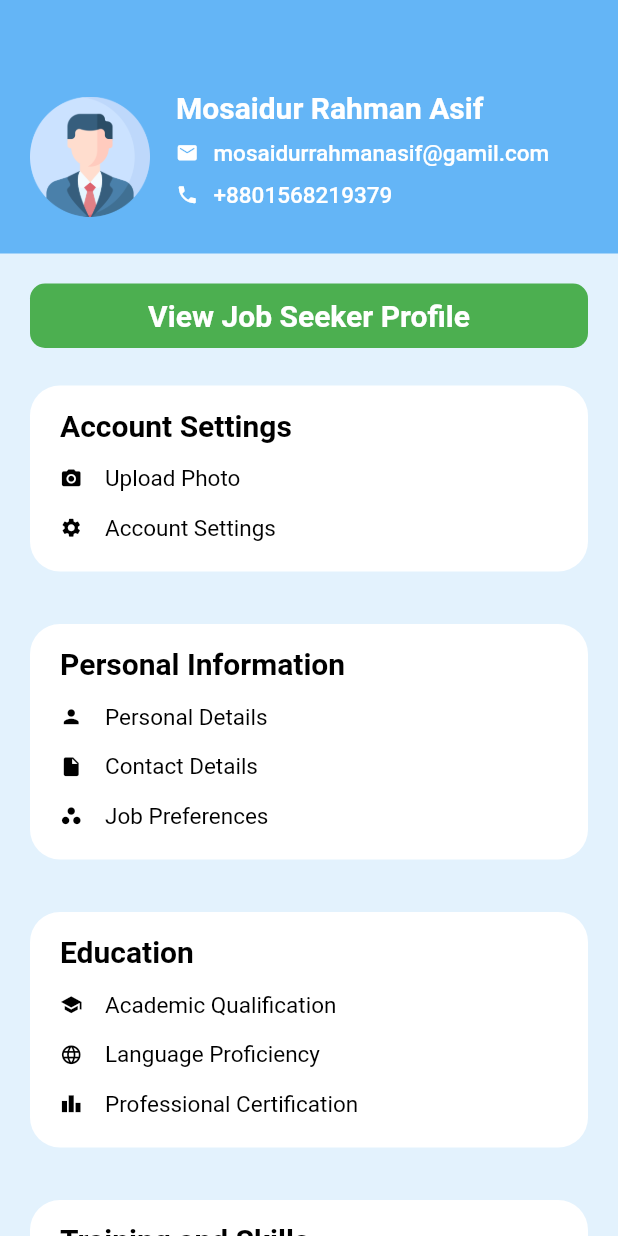
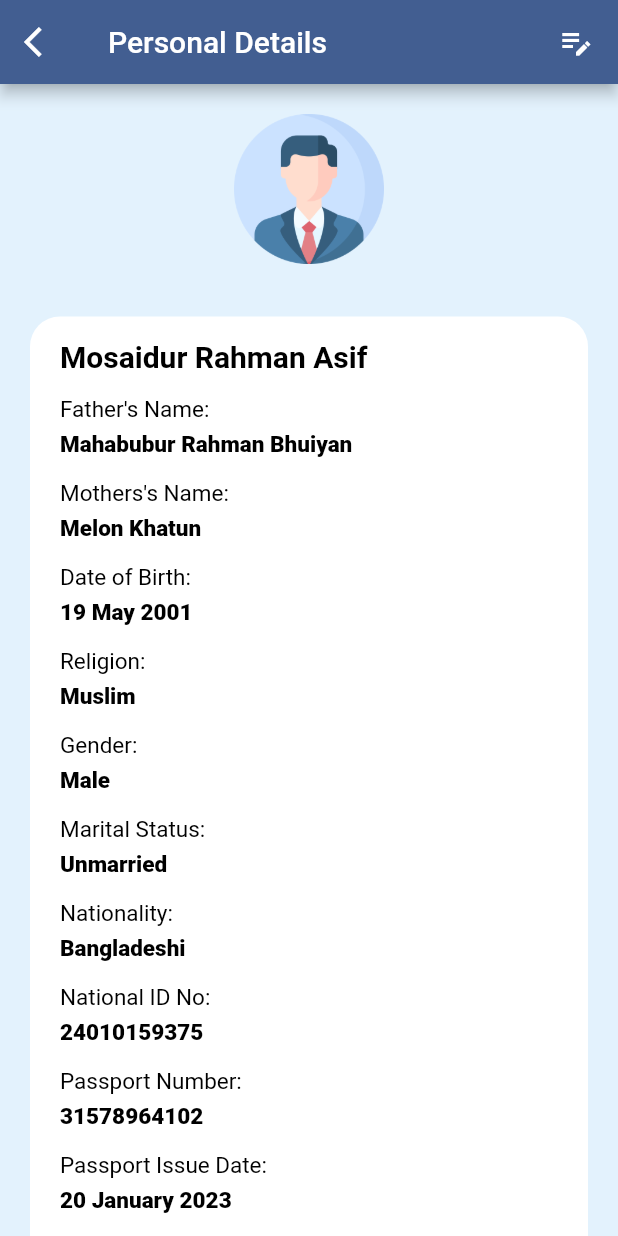
Before and after one commit to Mosaidur/Job-Skeers, a Flutter app: the JobSeekerProfilePage screen opened directly, after a tap on "Personal Details", on a phone screen of 412 x 824 dp. Run offline on Flutter 3.47's test engine with Material 3 defaults, Android fonts, the phone set to English and light mode, and no system bars; our stand-ins replace email_validator, intl_phone_field.

Commit message:
9th commite

```diff
--- a/jobskeers/lib/Job_Seeker/Pages/Browse Jobs/JobDetails.dart
+++ b/jobskeers/lib/Job_Seeker/Pages/Browse Jobs/JobDetails.dart
@@ -1,7 +1,7 @@
 
 import 'package:flutter/material.dart';
 
-import '../../Widgets/JobDescription.dart';
+import 'Widgets/JobDescription.dart';
 
 class JobDetails extends StatefulWidget {
   const JobDetails({super.key});
--- a/jobskeers/lib/Job_Seeker/Widgets/JobDescription.dart
+++ b/jobskeers/lib/Job_Seeker/Pages/Browse Jobs/Widgets/JobDescription.dart
@@ -3,7 +3,7 @@
 import 'package:flutter/cupertino.dart';
 import 'package:flutter/material.dart';
 
-import '../Pages/Browse Jobs/ApplicationVerify.dart';
+import '../ApplicationVerify.dart';
 
 class JobDescription extends StatefulWidget {
   JobDescription({
--- a/jobskeers/lib/Job_Seeker/Pages/Learning/LearningPage.dart
+++ b/jobskeers/lib/Job_Seeker/Pages/Learning/LearningPage.dart
@@ -20,7 +20,7 @@ class _LearningPageState extends State<LearningPage> {
   @override
   Widget build(BuildContext context) {
     return Scaffold(
-      appBar: AppBar(title: Center(child: Text("Learning"))),
+      appBar: AppBar(leadingWidth: 0,automaticallyImplyLeading: false,title: Center(child: Text("Learning"))),
       body: Column(
         children: [
           Container(
--- a/jobskeers/lib/Job_Seeker/Pages/My Job/My_jobsPage.dart
+++ b/jobskeers/lib/Job_Seeker/Pages/My Job/My_jobsPage.dart
@@ -23,7 +23,7 @@ class _MyJobPageState extends State<MyJobPage> {
   Widget build(BuildContext context) {
     return Scaffold(
       backgroundColor: Colors.blue.shade50,
-      appBar: AppBar(title: Center(child: Text("My JObs"))),
+      appBar: AppBar(leadingWidth: 0,automaticallyImplyLeading: false,title: Center(child: Text("My Jobs"))),
       body: Column(
         children: [
           Container(
--- a/jobskeers/lib/Job_Seeker/Pages/Profile/Personal Info/personal_details.dart
+++ b/jobskeers/lib/Job_Seeker/Pages/Profile/Personal Info/personal_details.dart
@@ -0,0 +1,343 @@
+import 'package:flutter/material.dart';
+
+class personal_details extends StatefulWidget {
+  const personal_details({super.key});
+
+  @override
+  State<personal_details> createState() => _personal_detailsState();
+}
+
+class _personal_detailsState extends State<personal_details> {
+  @override
+  Widget build(BuildContext context) {
+
+
+    final String name = "Mosaidur Rahman Asif";
+    final String father_name = "Mahabubur Rahman Bhuiyan";
+    final String mother_name = "Melon Khatun";
+    final String dateOfBirth = "19 May 2001";
+    final String religion = "Muslim";
+    final String gender = "Male";
+    final String marital_status = "Unmarried";
+    final String nationality = "Bangladeshi";
+    final String nid = "24010159375";
+    final String passport_no = "31578964102";
+    final String passport_issue_date = "20 January 2023";
+    final String blood_group = "AB+";
+    final String image ="assets/icons/man_logo.png";
+
+
+    return Scaffold(
+      backgroundColor: Colors.blue.shade50,
+      appBar: AppBar(
+        title: Row(
+          mainAxisAlignment: MainAxisAlignment.spaceBetween,
+          children: [
+
+            Text("Personal Details"),
+
+            InkWell(
+              onTap: (){},
+              child: Icon(Icons.edit_note_sharp),
+            )
+          ],
+        ),
+        leading: IconButton(
+          icon: Icon(Icons.arrow_back_ios),
+          onPressed: () {
+            Navigator.of(context).pop();
+          },
+        ),
+      ),
+      body: SingleChildScrollView(
+        child: Column(
+          crossAxisAlignment: CrossAxisAlignment.center,
+          children: [
+
+            SizedBox(height: 20,),
+
+            Center(child: InkWell(
+              onTap: (){},
+              child: Container(
+                alignment: Alignment.center,
+                width: 100,
+                height: 100,
+                child: Image.asset(image),
+              ),
+            ),
+            ),
+
+            SizedBox(height: 15,),
+            Padding(
+              padding: const EdgeInsets.only(top: 20.0, left: 20,right: 20,bottom: 20),
+              child: Container(
+                width: double.maxFinite,
+                // height: 700,
+                decoration: BoxDecoration(
+                  borderRadius: BorderRadius.circular(20),
+                  color: Colors.white,
+                ),
+                child: Padding(
+                  padding: const EdgeInsets.only(top: 15.0, left: 20,right: 20,bottom: 20),
+                  child: Column(
+                    crossAxisAlignment: CrossAxisAlignment.start,
+                    children: [
+
+                      Text(
+                        name,
+                        style: TextStyle(
+                          color: Colors.black,
+                          fontWeight: FontWeight.bold,
+                          fontSize: 20,
+                        ),
+                      ),
+                      SizedBox(height: 15,),
+
+                      //Father's Name
+                      Text(
+                        "Father's Name:",
+                        style: TextStyle(
+                          color: Colors.black,
+                          fontSize: 15,
+                          fontWeight: FontWeight.w400,
+                        ),
+                      ),
+                      SizedBox(height: 5,),
+                      Text(
+                        father_name,
+                        style: TextStyle(
+                          color: Colors.black,
+                          fontSize: 15,
+                          fontWeight: FontWeight.w800,
+                        ),
+                      ),
+
+                      SizedBox(height: 15,),
+
+                      //  Mothers's Name
+                      Text(
+                        "Mothers's Name:",
+                        style: TextStyle(
+                          color: Colors.black,
+                          fontSize: 15,
+                          fontWeight: FontWeight.w400,
+                        ),
+                      ),
+                      SizedBox(height: 5,),
+                      Text(
+                        mother_name,
+                        style: TextStyle(
+                          color: Colors.black,
+                          fontSize: 15,
+                          fontWeight: FontWeight.w800,
+                        ),
+                      ),
+
+
+                      SizedBox(height: 15,),
+
+                      //  Date Of Birth Name
+                      Text(
+                        "Date of Birth:",
+                        style: TextStyle(
+                          color: Colors.black,
+                          fontSize: 15,
+                          fontWeight: FontWeight.w400,
+                        ),
+                      ),
+                      SizedBox(height: 5,),
+                      Text(
+                        dateOfBirth,
+                        style: TextStyle(
+                          color: Colors.black,
+                          fontSize: 15,
+                          fontWeight: FontWeight.w800,
+                        ),
+                      ),
+
+                      SizedBox(height: 15,),
+
+                      //  religion
+                      Text(
+                        "Religion:",
+                        style: TextStyle(
+                          color: Colors.black,
+                          fontSize: 15,
+                          fontWeight: FontWeight.w400,
+                        ),
+                      ),
+                      SizedBox(height: 5,),
+                      Text(
+                        religion,
+                        style: TextStyle(
+                          color: Colors.black,
+                          fontSize: 15,
+                          fontWeight: FontWeight.w800,
+                        ),
+                      ),
+
+                      SizedBox(height: 15,),
+
+                      //  Gender
+                      Text(
+                        "Gender:",
+                        style: TextStyle(
+                          color: Colors.black,
+                          fontSize: 15,
+                          fontWeight: FontWeight.w400,
+                        ),
+                      ),
+                      SizedBox(height: 5,),
+                      Text(
+                        gender,
+                        style: TextStyle(
+                          color: Colors.black,
+                          fontSize: 15,
+                          fontWeight: FontWeight.w800,
+                        ),
+                      ),
+
+
+                      SizedBox(height: 15,),
+
+                      //  Marital Status
+                      Text(
+                        "Marital Status:",
+                        style: TextStyle(
+                          color: Colors.black,
+                          fontSize: 15,
+                          fontWeight: FontWeight.w400,
+                        ),
+                      ),
+                      SizedBox(height: 5,),
+                      Text(
+                        marital_status,
+                        style: TextStyle(
+                          color: Colors.black,
+                          fontSize: 15,
+                          fontWeight: FontWeight.w800,
+                        ),
+                      ),
+
+
+                      SizedBox(height: 15,),
+
+                      //  Nationality
+                      Text(
+                        "Nationality:",
+                        style: TextStyle(
+                          color: Colors.black,
+                          fontSize: 15,
+                          fontWeight: FontWeight.w400,
+                        ),
+                      ),
+                      SizedBox(height: 5,),
+                      Text(
+                        nationality,
+                        style: TextStyle(
+                          color: Colors.black,
+                          fontSize: 15,
+                          fontWeight: FontWeight.w800,
+                        ),
+                      ),
+
+
+                      SizedBox(height: 15,),
+
+                      //  National ID No
+                      Text(
+                        "National ID No:",
+                        style: TextStyle(
+                          color: Colors.black,
+                          fontSize: 15,
+                          fontWeight: FontWeight.w400,
+                        ),
+                      ),
+                      SizedBox(height: 5,),
+                      Text(
+                        nid,
+                        style: TextStyle(
+                          color: Colors.black,
+                          fontSize: 15,
+                          fontWeight: FontWeight.w800,
+                        ),
+                      ),
+
+                      SizedBox(height: 15,),
+
+                      //  Passport Number
+                      Text(
+                        "Passport Number:",
+                        style: TextStyle(
+                          color: Colors.black,
+                          fontSize: 15,
+                          fontWeight: FontWeight.w400,
+                        ),
+                      ),
+                      SizedBox(height: 5,),
+                      Text(
+                        passport_no,
+                        style: TextStyle(
+                          color: Colors.black,
+                          fontSize: 15,
+                          fontWeight: FontWeight.w800,
+                        ),
+                      ),
+
+
+                      SizedBox(height: 15,),
+
+                      //  Passport Issue Date
+                      Text(
+                        "Passport Issue Date:",
+                        style: TextStyle(
+                          color: Colors.black,
+                          fontSize: 15,
+                          fontWeight: FontWeight.w400,
+                        ),
+                      ),
+                      SizedBox(height: 5,),
+                      Text(
+                        passport_issue_date,
+                        style: TextStyle(
+                          color: Colors.black,
+                          fontSize: 15,
+                          fontWeight: FontWeight.w800,
+                        ),
+                      ),
+
+
+                      SizedBox(height: 15,),
+
+                      //  Blood Group
+                      Text(
+                        "Blood Group:",
+                        style: TextStyle(
+                          color: Colors.black,
+                          fontSize: 15,
+                          fontWeight: FontWeight.w400,
+                        ),
+                      ),
+                      SizedBox(height: 5,),
+                      Text(
+                        blood_group,
+                        style: TextStyle(
+                          color: Colors.black,
+                          fontSize: 15,
+                          fontWeight: FontWeight.w800,
+                        ),
+                      ),
+
+
+                    ],
+
+                  ),
+                ),
+              ),
+            ),
+          ],
+        ),
+      ),
+    );
+  }
+}
--- a/jobskeers/lib/Job_Seeker/Pages/Profile/widgets/InformationPart.dart
+++ b/jobskeers/lib/Job_Seeker/Pages/Profile/widgets/InformationPart.dart
@@ -1,5 +1,7 @@
 import 'package:flutter/cupertino.dart';
 import 'package:flutter/material.dart';
+
+import '../Personal Info/personal_details.dart';
 
 class ProfileInformatioPage extends StatelessWidget {
   const ProfileInformatioPage({super.key});
@@ -143,7 +145,9 @@ class ProfileInformatioPage extends StatelessWidget {
 
                   //Personal Details
                   InkWell(
-                    onTap: (){},
+                    onTap: (){
+                      Navigator.push(context, MaterialPageRoute(builder: (context)=> personal_details())  );
+                    },
                     child: Row(
                       children: [
                         Icon(Icons.person,color: Colors.black,size: 15,),
```
